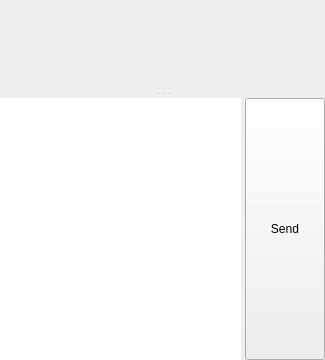
The window that src/gui/chat/chatwindow.ui (lanmessenger/lanmessenger) describes before a commit, drawn with Qt 5.
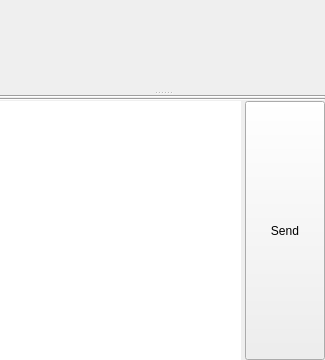
The same window after the commit.

Commit message: ui: use native dividers, forget stale splitter width

Patch:
```diff
--- a/src/gui/chat/chatwindow.ui
+++ b/src/gui/chat/chatwindow.ui
@@ -82,24 +82,12 @@
         <number>0</number>
        </property>
        <item>
-        <widget class="QLabel" name="lblDividerTop">
-         <property name="sizePolicy">
-          <sizepolicy hsizetype="Preferred" vsizetype="Fixed">
-           <horstretch>0</horstretch>
-           <verstretch>0</verstretch>
-          </sizepolicy>
+        <widget class="QFrame" name="lblDividerTop">
+         <property name="frameShape">
+          <enum>QFrame::HLine</enum>
          </property>
-         <property name="minimumSize">
-          <size>
-           <width>0</width>
-           <height>1</height>
-          </size>
-         </property>
-         <property name="maximumSize">
-          <size>
-           <width>16777215</width>
-           <height>1</height>
-          </size>
+         <property name="frameShadow">
+          <enum>QFrame::Sunken</enum>
          </property>
         </widget>
        </item>
@@ -123,24 +111,12 @@
         </widget>
        </item>
        <item>
-        <widget class="QLabel" name="lblDividerBottom">
-         <property name="sizePolicy">
-          <sizepolicy hsizetype="Preferred" vsizetype="Fixed">
-           <horstretch>0</horstretch>
-           <verstretch>0</verstretch>
-          </sizepolicy>
+        <widget class="QFrame" name="lblDividerBottom">
+         <property name="frameShape">
+          <enum>QFrame::HLine</enum>
          </property>
-         <property name="minimumSize">
-          <size>
-           <width>0</width>
-           <height>1</height>
-          </size>
-         </property>
-         <property name="maximumSize">
-          <size>
-           <width>16777215</width>
-           <height>1</height>
-          </size>
+         <property name="frameShadow">
+          <enum>QFrame::Sunken</enum>
          </property>
         </widget>
        </item>
```
The commit also changes 7 other files.
